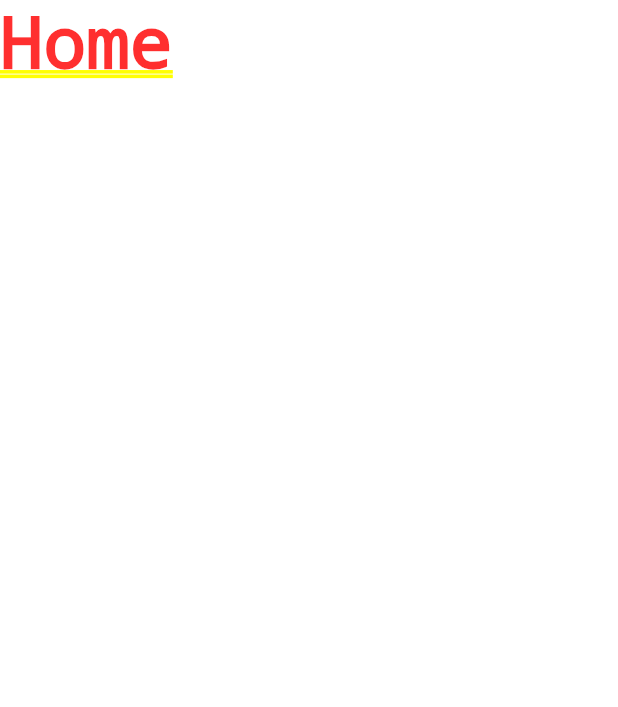
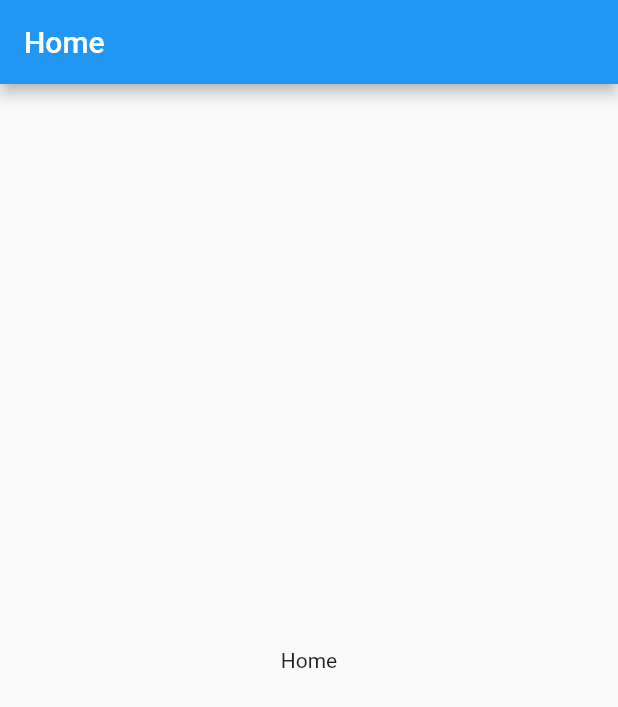
Before and after one commit to walid-hamdi/Comminq_mobile, a Flutter app: the screen it shows after launch, on a phone screen of 412 x 824 dp. Shown: the top 707 px of the screen. Run offline on Flutter 3.47's test engine with Material 2 defaults, Android fonts, the phone set to English and light mode, and no system bars; our stand-ins replace flutter_dotenv.

```diff
--- a/lib/views/home_screen/home_screen_view.dart
+++ b/lib/views/home_screen/home_screen_view.dart
@@ -5,6 +5,11 @@ class HomeView extends StatelessWidget {
 
   @override
   Widget build(BuildContext context) {
-    return const Text("Home");
+    return Scaffold(
+      appBar: AppBar(
+        title: const Text("Home"),
+      ),
+      body: const Center(child: Text("Home")),
+    );
   }
 }
--- a/lib/widgets/my_app.dart
+++ b/lib/widgets/my_app.dart
@@ -1,7 +1,7 @@
 import 'package:flutter/material.dart';
 
 import '../utils/constants.dart';
-import '../views/splash_screen/splash_screen_view.dart';
+// import '../views/splash_screen/splash_screen_view.dart';
 import '../views/home_screen/home_screen_view.dart';
 
 class MyApp extends StatelessWidget {
@@ -12,9 +12,9 @@ class MyApp extends StatelessWidget {
     return MaterialApp(
       title: 'Comminq',
       debugShowCheckedModeBanner: false,
-      initialRoute: Routes.splashScreen,
+      initialRoute: Routes.home,
       routes: {
-        Routes.splashScreen: (context) => const SplashScreenView(),
+        // Routes.splashScreen: (context) => const SplashScreenView(),
         Routes.home: (context) => const HomeView(),
       },
     );
```
Also changed, not shown: 12 other files.
